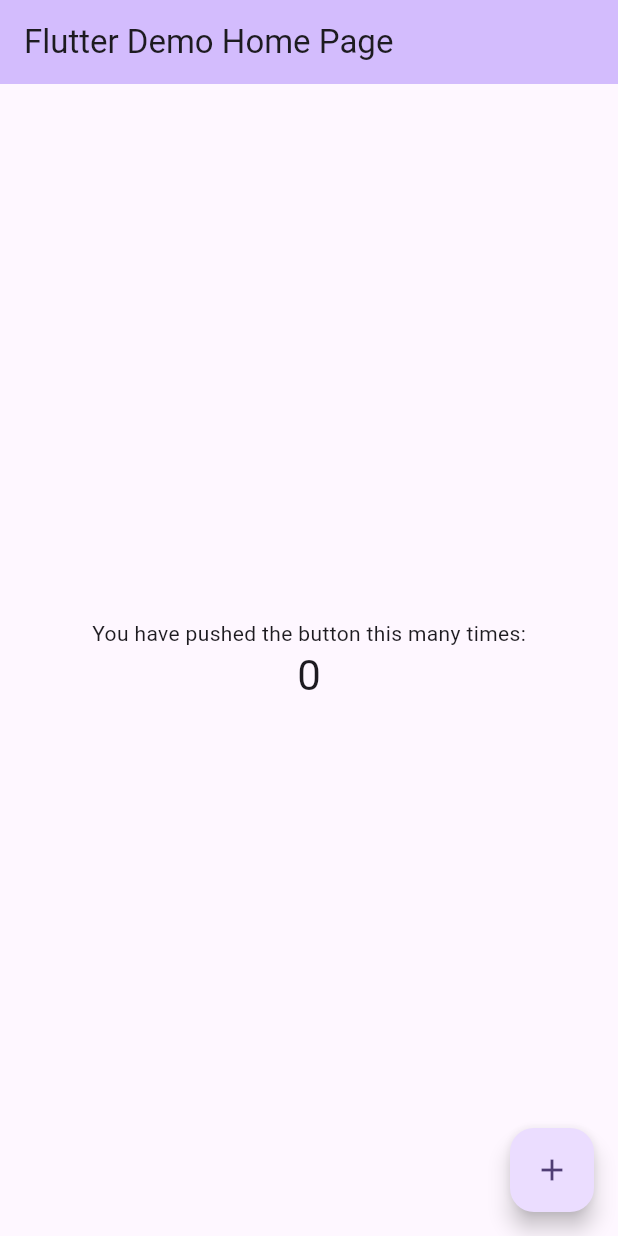
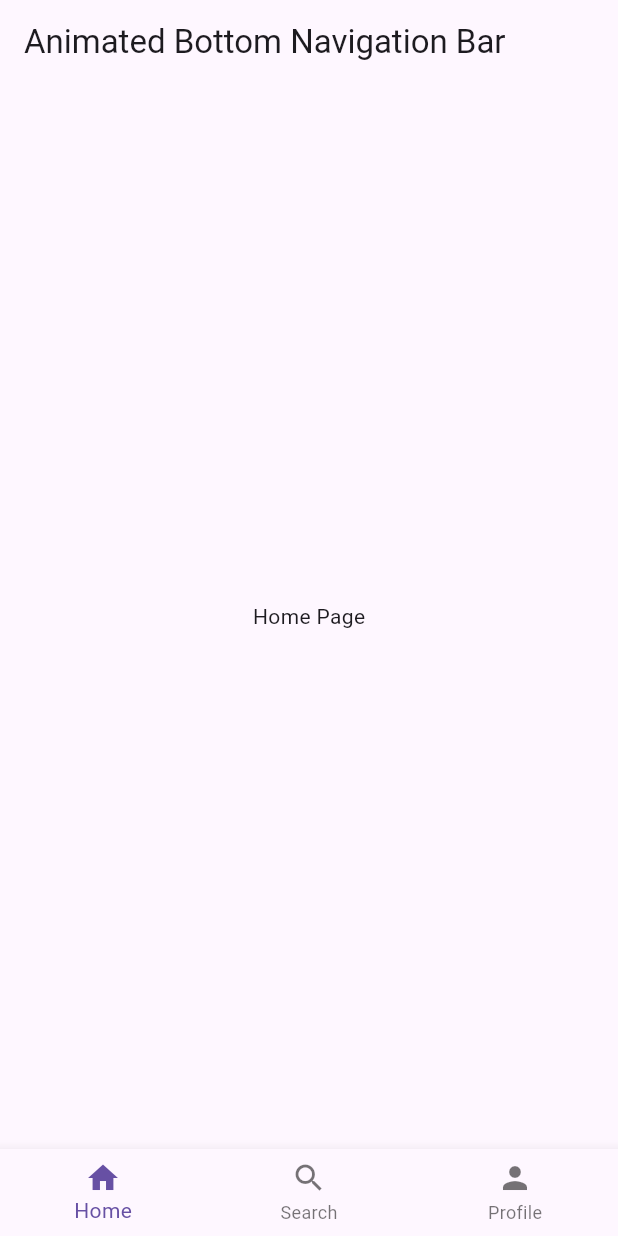
Before and after one commit to RaxoTheOne/flutter_animated_bottomnavigationbar, a Flutter app: the screen it shows after launch, on a phone screen of 412 x 824 dp. Run offline on Flutter 3.47's test engine with Material 3 defaults, Android fonts, the light colour scheme and no system bars.

Commit message:
Animated BottomNaviagtionBar added in app

```diff
--- a/analysis_options.yaml
+++ b/analysis_options.yaml
@@ -1,28 +1,5 @@
-# This file configures the analyzer, which statically analyzes Dart code to
-# check for errors, warnings, and lints.
-#
-# The issues identified by the analyzer are surfaced in the UI of Dart-enabled
-# IDEs (https://dart.dev/tools#ides-and-editors). The analyzer can also be
-# invoked from the command line by running `flutter analyze`.
-
-# The following line activates a set of recommended lints for Flutter apps,
-# packages, and plugins designed to encourage good coding practices.
 include: package:flutter_lints/flutter.yaml
 
 linter:
-  # The lint rules applied to this project can be customized in the
-  # section below to disable rules from the `package:flutter_lints/flutter.yaml`
-  # included above or to enable additional rules. A list of all available lints
-  # and their documentation is published at https://dart.dev/lints.
-  #
-  # Instead of disabling a lint rule for the entire project in the
-  # section below, it can also be suppressed for a single line of code
-  # or a specific dart file by using the `// ignore: name_of_lint` and
-  # `// ignore_for_file: name_of_lint` syntax on the line or in the file
-  # producing the lint.
   rules:
-    # avoid_print: false  # Uncomment to disable the `avoid_print` rule
-    # prefer_single_quotes: true  # Uncomment to enable the `prefer_single_quotes` rule
-
-# Additional information about this file can be found at
-# https://dart.dev/guides/language/analysis-options
+    -library_private_types_in_public_api
--- a/lib/main.dart
+++ b/lib/main.dart
@@ -1,40 +1,39 @@
 import 'package:flutter/material.dart';
 
 void main() {
-  runApp(const MyApp());
+  runApp(MyApp());
 }
 
 class MyApp extends StatelessWidget {
-  const MyApp({super.key});
-
   @override
   Widget build(BuildContext context) {
     return MaterialApp(
-      title: 'Flutter Demo',
+      title: 'Animated Bottom Navigation Bar',
       theme: ThemeData(
-        colorScheme: ColorScheme.fromSeed(seedColor: Colors.deepPurple),
-        useMaterial3: true,
+        primarySwatch: Colors.blue,
       ),
-      home: const MyHomePage(title: 'Flutter Demo Home Page'),
+      home: MyHomePage(),
     );
   }
 }
 
 class MyHomePage extends StatefulWidget {
-  const MyHomePage({super.key, required this.title});
-
-  final String title;
-
   @override
-  State<MyHomePage> createState() => _MyHomePageState();
+  _MyHomePageState createState() => _MyHomePageState();
 }
 
 class _MyHomePageState extends State<MyHomePage> {
-  int _counter = 0;
+  int _selectedIndex = 0;
 
-  void _incrementCounter() {
+  static const List<Widget> _widgetOptions = <Widget>[
+    Text('Home Page'),
+    Text('Search Page'),
+    Text('Profile Page'),
+  ];
+
+  void _onItemTapped(int index) {
     setState(() {
-      _counter++;
+      _selectedIndex = index;
     });
   }
 
@@ -42,28 +41,47 @@ class _MyHomePageState extends State<MyHomePage> {
   Widget build(BuildContext context) {
     return Scaffold(
       appBar: AppBar(
-        backgroundColor: Theme.of(context).colorScheme.inversePrimary,
-        title: Text(widget.title),
+        title: Text('Animated Bottom Navigation Bar'),
       ),
       body: Center(
-        child: Column(
-          mainAxisAlignment: MainAxisAlignment.center,
-          children: <Widget>[
-            const Text(
-              'You have pushed the button this many times:',
-            ),
-            Text(
-              '$_counter',
-              style: Theme.of(context).textTheme.headlineMedium,
-            ),
-          ],
-        ),
+        child: _widgetOptions.elementAt(_selectedIndex),
       ),
-      floatingActionButton: FloatingActionButton(
-        onPressed: _incrementCounter,
-        tooltip: 'Increment Counter',
-        child: const Icon(Icons.add),
+      bottomNavigationBar: AnimatedBottomNavigationBar(
+        currentIndex: _selectedIndex,
+        onTap: _onItemTapped,
       ),
     );
   }
 }
+
+class AnimatedBottomNavigationBar extends StatelessWidget {
+  final int currentIndex;
+  final Function(int) onTap;
+
+  AnimatedBottomNavigationBar({
+    required this.currentIndex,
+    required this.onTap,
+  });
+
+  @override
+  Widget build(BuildContext context) {
+    return BottomNavigationBar(
+      currentIndex: currentIndex,
+      onTap: onTap,
+      items: <BottomNavigationBarItem>[
+        BottomNavigationBarItem(
+          icon: Icon(Icons.home),
+          label: 'Home',
+        ),
+        BottomNavigationBarItem(
+          icon: Icon(Icons.search),
+          label: 'Search',
+        ),
+        BottomNavigationBarItem(
+          icon: Icon(Icons.person),
+          label: 'Profile',
+        ),
+      ],
+    );
+  }
+}
```
Also changed, not shown: pubspec.yaml (+1 -69 lines), 1 other file.
